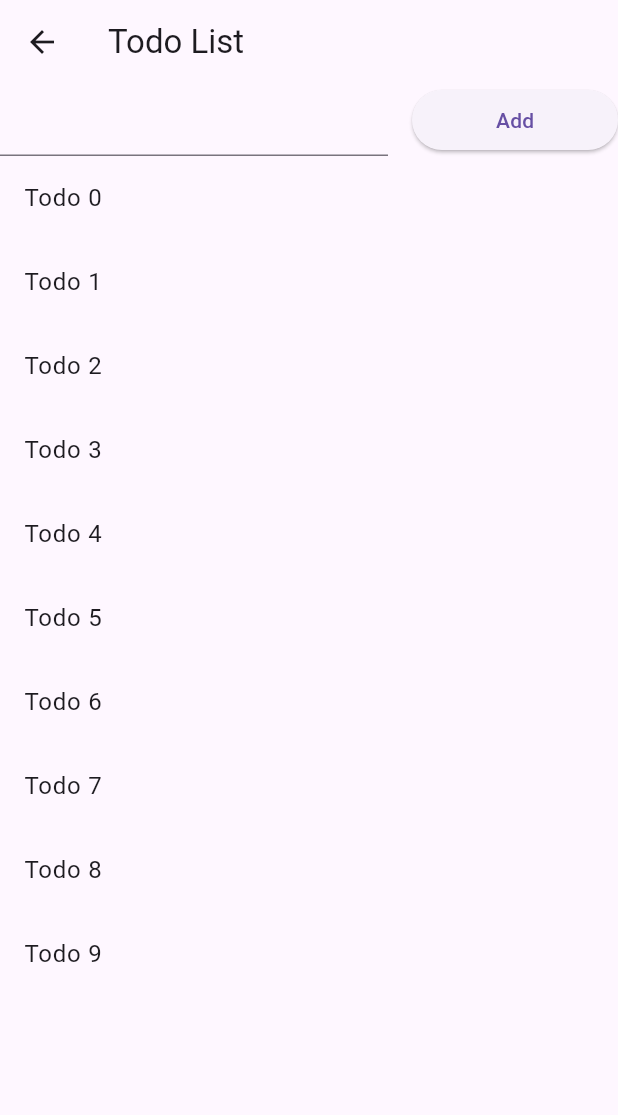
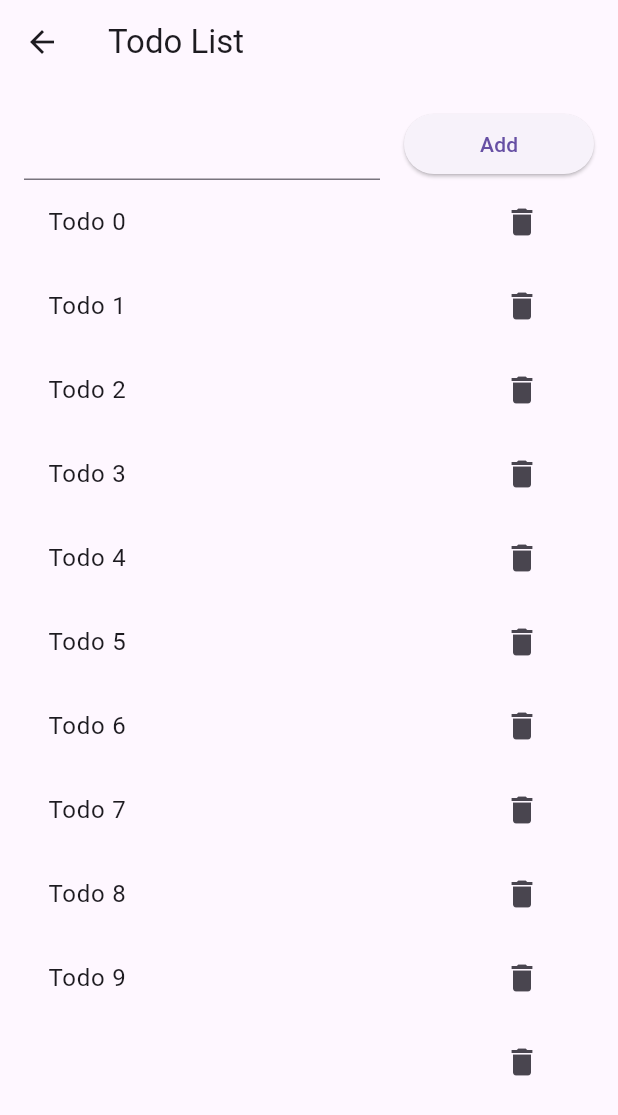
Before and after one commit to Jasonnnnnnnnnnnnnnnnn/flutter_week3, a Flutter app: the TodoList screen opened by its route, after a tap on "Add", on a phone screen of 412 x 824 dp. Shown: the top 1115 px of the screen. Run offline on Flutter 3.47's test engine with Material 3 defaults, Android fonts, the phone set to English and light mode, and no system bars.

Commit message:
set function delTodo on button and finished

```diff
--- a/lib/todo_list.dart
+++ b/lib/todo_list.dart
@@ -26,6 +26,20 @@ class _TodoListState extends State<TodoList> {
     _controller.dispose();
     super.dispose();
   }
+
+  _addTodo() {
+    setState(() {
+      _todos.add(_controller.text);
+    });
+    _controller.clear();
+  }
+
+  _delTodo(int index) {
+    setState(() {
+      _todos.removeAt(index);
+    });
+  }
+
   @override
   Widget build(BuildContext context) {
     return Scaffold(
@@ -33,28 +47,42 @@ class _TodoListState extends State<TodoList> {
           title: Text('Todo List'),
         ),
         body: Container(
+          padding: EdgeInsets.all(16.0) ,
           child: Column(
             children: [
               Row(
-
                 children: [
                   Expanded(
                       flex: 2,
                       child: Padding(
-                      padding: EdgeInsets.only(right : 16.0),
+                          padding: EdgeInsets.only(right: 16.0),
                           child: TextField(
-                        controller:  _controller,
+                            controller: _controller,
+                            onSubmitted: (value) {
+                              _addTodo();
+                            },
                           ))),
                   Expanded(
                       flex: 1,
-                      child:
-                          ElevatedButton(onPressed: () {}, child: Text('Add')))
+                      child: ElevatedButton(
+                          onPressed: () {
+                            _addTodo();
+                          },
+                          child: Text('Add')))
                 ],
               ),
               Expanded(
                 child: ListView.builder(
                   itemBuilder: (context, index) {
-                    return ListTile(title: Text((_todos[index])));
+                    return ListTile(
+                      title: Text((_todos[index])),
+                      trailing: IconButton(
+                        icon: Icon(Icons.delete),
+                        onPressed: () {
+                          _delTodo(index);
+                        },
+                      ),
+                    );
                   },
                   itemCount: _todos.length,
                 ),
```
Lines whose indentation alone changed are shown as unchanged.
